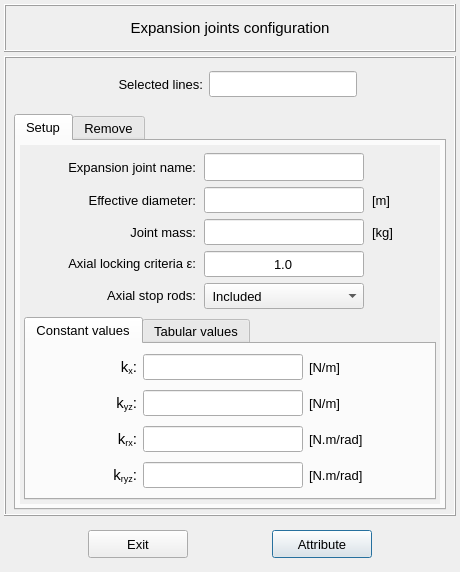
Above: pulse/interface/data/ui_files/model/setup/structural/expansion_joint_input.ui from open-pulse/OpenPulse before the change. Below: the same form after it.
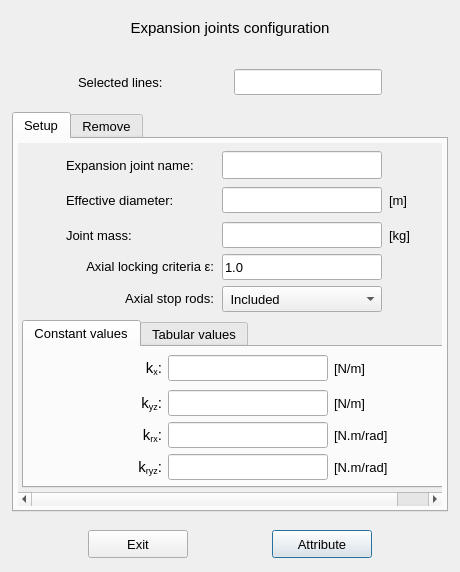
That is the form after the change. The open tabs and pages were chosen to show the change. Icons and pictures are not drawn.

Commit message: Updates expansion joint input ui

What changed in the file:
```diff
--- a/pulse/interface/data/ui_files/model/setup/structural/expansion_joint_input.ui
+++ b/pulse/interface/data/ui_files/model/setup/structural/expansion_joint_input.ui
@@ -56,10 +56,7 @@
       </size>
      </property>
      <property name="frameShape">
-      <enum>QFrame::Shape::Box</enum>
-     </property>
-     <property name="frameShadow">
-      <enum>QFrame::Shadow::Raised</enum>
+      <enum>QFrame::NoFrame</enum>
      </property>
      <property name="lineWidth">
       <number>1</number>
@@ -91,7 +88,7 @@
          <string>Expansion joints configuration</string>
         </property>
         <property name="textFormat">
-         <enum>Qt::TextFormat::AutoText</enum>
+         <enum>Qt::PlainText</enum>
         </property>
         <property name="alignment">
          <set>Qt::AlignmentFlag::AlignCenter</set>
@@ -116,10 +113,7 @@
       </size>
      </property>
      <property name="frameShape">
-      <enum>QFrame::Shape::Box</enum>
-     </property>
-     <property name="frameShadow">
-      <enum>QFrame::Shadow::Raised</enum>
+      <enum>QFrame::NoFrame</enum>
      </property>
      <layout class="QGridLayout" name="gridLayout_5">
       <property name="leftMargin">
@@ -152,10 +146,7 @@
          </size>
         </property>
         <property name="frameShape">
-         <enum>QFrame::Shape::NoFrame</enum>
-        </property>
-        <property name="frameShadow">
-         <enum>QFrame::Shadow::Raised</enum>
+         <enum>QFrame::NoFrame</enum>
         </property>
         <layout class="QGridLayout" name="gridLayout_30" rowstretch="0">
          <property name="leftMargin">
@@ -193,15 +184,13 @@
            <property name="font">
             <font>
              <pointsize>10</pointsize>
+             <weight>50</weight>
              <bold>false</bold>
             </font>
            </property>
            <property name="text">
             <string>Selected lines:</string>
            </property>
-           <property name="alignment">
-            <set>Qt::AlignmentFlag::AlignRight|Qt::AlignmentFlag::AlignTrailing|Qt::AlignmentFlag::AlignVCenter</set>
-           </property>
           </widget>
          </item>
          <item row="0" column="2">
@@ -230,16 +219,10 @@
            <property name="styleSheet">
             <string notr="true"/>
            </property>
-           <property name="alignment">
-            <set>Qt::AlignmentFlag::AlignCenter</set>
-           </property>
           </widget>
          </item>
          <item row="0" column="3">
           <spacer name="horizontalSpacer_7">
-           <property name="orientation">
-            <enum>Qt::Orientation::Horizontal</enum>
-           </property>
            <property name="sizeHint" stdset="0">
             <size>
              <width>40</width>
@@ -250,9 +233,6 @@
          </item>
          <item row="0" column="0">
           <spacer name="horizontalSpacer_8">
-           <property name="orientation">
-            <enum>Qt::Orientation::Horizontal</enum>
-           </property>
            <property name="sizeHint" stdset="0">
             <size>
              <width>40</width>
@@ -273,10 +253,7 @@
          </size>
         </property>
         <property name="frameShape">
-         <enum>QFrame::Shape::NoFrame</enum>
-        </property>
-        <property name="frameShadow">
-         <enum>QFrame::Shadow::Raised</enum>
+         <enum>QFrame::NoFrame</enum>
         </property>
         <layout class="QGridLayout" name="gridLayout_4">
          <property name="leftMargin">
@@ -311,6 +288,7 @@
            <property name="font">
             <font>
              <pointsize>10</pointsize>
+             <weight>50</weight>
              <italic>false</italic>
              <bold>false</bold>
             </font>
@@ -351,7 +329,7 @@
                  <rect>
                   <x>0</x>
                   <y>0</y>
-                  <width>420</width>
+                  <width>422</width>
                   <height>358</height>
                  </rect>
                 </property>
@@ -386,10 +364,7 @@
                     </size>
                    </property>
                    <property name="frameShape">
-                    <enum>QFrame::Shape::NoFrame</enum>
-                   </property>
-                   <property name="frameShadow">
-                    <enum>QFrame::Shadow::Raised</enum>
+                    <enum>QFrame::NoFrame</enum>
                    </property>
                    <layout class="QGridLayout" name="gridLayout_11">
                     <property name="leftMargin">
@@ -430,6 +405,7 @@
                       <property name="font">
                        <font>
                         <pointsize>10</pointsize>
+                        <weight>50</weight>
                         <italic>false</italic>
                         <bold>false</bold>
                        </font>
@@ -440,9 +416,6 @@
                       <property name="text">
                        <string>Effective diameter:</string>
                       </property>
-                      <property name="alignment">
-                       <set>Qt::AlignmentFlag::AlignRight|Qt::AlignmentFlag::AlignTrailing|Qt::AlignmentFlag::AlignVCenter</set>
-                      </property>
                      </widget>
                     </item>
                     <item row="1" column="2">
@@ -471,6 +444,7 @@
                       <property name="font">
                        <font>
                         <pointsize>10</pointsize>
+                        <weight>50</weight>
                         <italic>false</italic>
                         <bold>false</bold>
                        </font>
@@ -484,9 +458,6 @@
                       <property name="text">
                        <string/>
                       </property>
-                      <property name="alignment">
-                       <set>Qt::AlignmentFlag::AlignCenter</set>
-                      </property>
                      </widget>
                     </item>
                     <item row="1" column="3">
@@ -509,6 +480,7 @@
                       <property name="font">
                        <font>
                         <pointsize>10</pointsize>
+                        <weight>50</weight>
                         <italic>false</italic>
                         <bold>false</bold>
                        </font>
@@ -519,9 +491,6 @@
                       <property name="text">
                        <string>[m]</string>
                       </property>
-                      <property name="alignment">
-                       <set>Qt::AlignmentFlag::AlignLeading|Qt::AlignmentFlag::AlignLeft|Qt::AlignmentFlag::AlignVCenter</set>
-                      </property>
                      </widget>
                     </item>
                     <item row="2" column="2">
@@ -550,6 +519,7 @@
                       <property name="font">
                        <font>
                         <pointsize>10</pointsize>
+                        <weight>50</weight>
                         <italic>false</italic>
                         <bold>false</bold>
                        </font>
@@ -563,9 +533,6 @@
                       <property name="text">
                        <string/>
                       </property>
-                      <property name="alignment">
-                       <set>Qt::AlignmentFlag::AlignCenter</set>
-                      </property>
                      </widget>
                     </item>
                     <item row="4" column="2">
@@ -585,6 +552,7 @@
                       <property name="font">
                        <font>
                         <pointsize>10</pointsize>
+                        <weight>50</weight>
                         <italic>false</italic>
                         <bold>false</bold>
                        </font>
@@ -624,6 +592,7 @@
                       <property name="font">
                        <font>
                         <pointsize>10</pointsize>
+                        <weight>50</weight>
                         <italic>false</italic>
                         <bold>false</bold>
                        </font>
@@ -634,9 +603,6 @@
                       <property name="text">
                        <string>Expansion joint name:</string>
                       </property>
-                      <property name="alignment">
-                       <set>Qt::AlignmentFlag::AlignRight|Qt::AlignmentFlag::AlignTrailing|Qt::AlignmentFlag::AlignVCenter</set>
-                      </property>
                      </widget>
                     </item>
                     <item row="0" column="2">
@@ -665,6 +631,7 @@
                       <property name="font">
                        <font>
                         <pointsize>10</pointsize>
+                        <weight>50</weight>
                         <italic>false</italic>
                         <bold>false</bold>
                        </font>
@@ -675,16 +642,10 @@
                       <property name="styleSheet">
                        <string notr="true"/>
                       </property>
-                      <property name="alignment">
-                       <set>Qt::AlignmentFlag::AlignCenter</set>
-                      </property>
                      </widget>
                     </item>
                     <item row="1" column="4">
                      <spacer name="horizontalSpacer_6">
-                      <property name="orientation">
-                       <enum>Qt::Orientation::Horizontal</enum>
-                      </property>
                       <property name="sizeHint" stdset="0">
                        <size>
                         <width>40</width>
@@ -695,9 +656,6 @@
                     </item>
                     <item row="1" column="0">
                      <spacer name="horizontalSpacer_5">
-                      <property name="orientation">
-                       <enum>Qt::Orientation::Horizontal</enum>
-                      </property>
                       <property name="sizeHint" stdset="0">
                        <size>
                         <width>40</width>
@@ -732,6 +690,7 @@
                       <property name="font">
                        <font>
                         <pointsize>10</pointsize>
+                        <weight>50</weight>
                         <italic>false</italic>
                         <bold>false</bold>
                        </font>
@@ -745,9 +704,6 @@
                       <property name="text">
                        <string>1.0</string>
                       </property>
-                      <property name="alignment">
-                       <set>Qt::AlignmentFlag::AlignCenter</set>
-                      </property>
                      </widget>
                     </item>
                     <item row="3" column="1">
@@ -770,6 +726,7 @@
                       <property name="font">
                        <font>
                         <pointsize>10</pointsize>
+                        <weight>50</weight>
                         <italic>false</italic>
                         <bold>false</bold>
                        </font>
@@ -780,9 +737,6 @@
                       <property name="text">
                        <string>&lt;html&gt;&lt;head/&gt;&lt;body&gt;&lt;p align=&quot;right&quot;&gt;&lt;span style=&quot; font-weight:400; font-style:normal;&quot;&gt;Axial locking criteria ε:&lt;/span&gt;&lt;/p&gt;&lt;/body&gt;&lt;/html&gt;</string>
                       </property>
-                      <property name="alignment">
-                       <set>Qt::AlignmentFlag::AlignCenter</set>
-                      </property>
                      </widget>
                     </item>
                     <item row="2" column="1">
@@ -805,6 +759,7 @@
                       <property name="font">
                        <font>
                         <pointsize>10</pointsize>
+                        <weight>50</weight>
                         <italic>false</italic>
                         <bold>false</bold>
                        </font>
@@ -815,9 +770,6 @@
                       <property name="text">
                        <string>Joint mass:</string>
                       </property>
-                      <property name="alignment">
-                       <set>Qt::AlignmentFlag::AlignRight|Qt::AlignmentFlag::AlignTrailing|Qt::AlignmentFlag::AlignVCenter</set>
-                      </property>
                      </widget>
                     </item>
                     <item row="4" column="1">
@@ -840,6 +792,7 @@
                       <property name="font">
                        <font>
                         <pointsize>10</pointsize>
+                        <weight>50</weight>
                         <italic>false</italic>
                         <bold>false</bold>
                        </font>
@@ -850,9 +803,6 @@
                       <property name="text">
                        <string>&lt;html&gt;&lt;head/&gt;&lt;body&gt;&lt;p align=&quot;right&quot;&gt;Axial stop rods:&lt;/p&gt;&lt;/body&gt;&lt;/html&gt;</string>
                       </property>
-                      <property name="alignment">
-                       <set>Qt::AlignmentFlag::AlignCenter</set>
-                      </property>
                      </widget>
                     </item>
                     <item row="2" column="3">
@@ -875,6 +825,7 @@
                       <property name="font">
                        <font>
                         <pointsize>10</pointsize>
+                        <weight>50</weight>
                         <italic>false</italic>
                         <bold>false</bold>
                        </font>
@@ -885,9 +836,6 @@
                       <property name="text">
                        <string>[kg]</string>
                       </property>
-                      <property name="alignment">
-                       <set>Qt::AlignmentFlag::AlignLeading|Qt::AlignmentFlag::AlignLeft|Qt::AlignmentFlag::AlignVCenter</set>
-                      </property>
                      </widget>
                     </item>
                    </layout>
@@ -916,6 +864,7 @@
                    <property name="font">
                     <font>
                      <pointsize>10</pointsize>
+                     <weight>50</weight>
                      <italic>false</italic>
                      <bold>false</bold>
                     </font>
@@ -957,6 +906,7 @@
                        <property name="font">
                         <font>
                          <pointsize>10</pointsize>
+                         <weight>50</weight>
                          <italic>false</italic>
                          <bold>false</bold>
                         </font>
@@ -964,16 +914,10 @@
                        <property name="text">
                         <string>[N/m]</string>
                        </property>
-                       <property name="alignment">
-                        <set>Qt::AlignmentFlag::AlignLeading|Qt::AlignmentFlag::AlignLeft|Qt::AlignmentFlag::AlignVCenter</set>
-                       </property>
                       </widget>
                      </item>
                      <item row="0" column="0">
                       <spacer name="horizontalSpacer">
-                       <property name="orientation">
-                        <enum>Qt::Orientation::Horizontal</enum>
-                       </property>
                        <property name="sizeHint" stdset="0">
                         <size>
                          <width>40</width>
@@ -1002,6 +946,7 @@
                        <property name="font">
                         <font>
                          <pointsize>11</pointsize>
+                         <weight>50</weight>
                          <italic>false</italic>
                          <bold>false</bold>
                         </font>
@@ -1012,9 +957,6 @@
                        <property name="text">
                         <string>&lt;html&gt;&lt;head/&gt;&lt;body&gt;&lt;p align=&quot;right&quot;&gt;&lt;span style=&quot; font-weight:400; font-style:normal;&quot;&gt;k&lt;/span&gt;&lt;span style=&quot; font-weight:400; font-style:normal; vertical-align:sub;&quot;&gt;rx&lt;/span&gt;&lt;span style=&quot; font-weight:400; font-style:normal;&quot;&gt;:&lt;/span&gt;&lt;/p&gt;&lt;/body&gt;&lt;/html&gt;</string>
                        </property>
-                       <property name="alignment">
-                        <set>Qt::AlignmentFlag::AlignCenter</set>
-                       </property>
                       </widget>
                      </item>
                      <item row="3" column="1">
@@ -1037,6 +979,7 @@
                        <property name="font">
                         <font>
                          <pointsize>11</pointsize>
+                         <weight>50</weight>
                          <italic>false</italic>
                          <bold>false</bold>
                         </font>
@@ -1047,9 +990,6 @@
                        <property name="text">
                         <string>&lt;html&gt;&lt;head/&gt;&lt;body&gt;&lt;p align=&quot;right&quot;&gt;&lt;span style=&quot; font-weight:400; font-style:normal;&quot;&gt;k&lt;/span&gt;&lt;span style=&quot; font-weight:400; font-style:normal; vertical-align:sub;&quot;&gt;ryz&lt;/span&gt;&lt;span style=&quot; font-weight:400; font-style:normal;&quot;&gt;:&lt;/span&gt;&lt;/p&gt;&lt;/body&gt;&lt;/html&gt;</string>
                        </property>
-                       <property name="alignment">
-                        <set>Qt::AlignmentFlag::AlignCenter</set>
-                       </property>
                       </widget>
                      </item>
                      <item row="1" column="3">
@@ -1069,6 +1009,7 @@
                        <property name="font">
                         <font>
                          <pointsize>10</pointsize>
+                         <weight>50</weight>
                          <italic>false</italic>
                          <bold>false</bold>
                         </font>
@@ -1076,9 +1017,6 @@
                        <property name="text">
                         <string>[N/m]</string>
                        </property>
-                       <property name="alignment">
-                        <set>Qt::AlignmentFlag::AlignLeading|Qt::AlignmentFlag::AlignLeft|Qt::AlignmentFlag::AlignVCenter</set>
-                       </property>
                       </widget>
                      </item>
                      <item row="3" column="2">
@@ -1101,6 +1039,7 @@
                        <property name="font">
                         <font>
                          <pointsize>10</pointsize>
+                         <weight>50</weight>
                          <italic>false</italic>
                          <bold>false</bold>
                         </font>
@@ -1111,9 +1050,6 @@
                        <property name="text">
                         <string/>
                        </property>
-                       <property name="alignment">
-                        <set>Qt::AlignmentFlag::AlignCenter</set>
-                       </property>
                       </widget>
                      </item>
                      <item row="0" column="2">
@@ -1136,6 +1072,7 @@
                        <property name="font">
                         <font>
                          <pointsize>10</pointsize>
+                         <weight>50</weight>
                          <italic>false</italic>
                          <bold>false</bold>
                         </font>
@@ -1146,9 +1083,6 @@
                        <property name="text">
                         <string/>
                        </property>
-                       <property name="alignment">
-                        <set>Qt::AlignmentFlag::AlignCenter</set>
-                       </property>
                       </widget>
                      </item>
                      <item row="2" column="3">
@@ -1168,6 +1102,7 @@
                        <property name="font">
                         <font>
                          <pointsize>10</pointsize>
+                         <weight>50</weight>
                          <italic>false</italic>
                          <bold>false</bold>
                         </font>
@@ -1175,9 +1110,6 @@
                        <property name="text">
                         <string>[N.m/rad]</string>
                        </property>
-                       <property name="alignment">
-                        <set>Qt::AlignmentFlag::AlignLeading|Qt::AlignmentFlag::AlignLeft|Qt::AlignmentFlag::AlignVCenter</set>
-                       </property>
                       </widget>
                      </item>
                      <item row="2" column="2">
@@ -1200,6 +1132,7 @@
                        <property name="font">
                         <font>
                          <pointsize>10</pointsize>
+                         <weight>50</weight>
                          <italic>false</italic>
                          <bold>false</bold>
                         </font>
@@ -1210,16 +1143,10 @@
                        <property name="text">
                         <string/>
                        </property>
-                       <property name="alignment">
-                        <set>Qt::AlignmentFlag::AlignCenter</set>
-                       </property>
                       </widget>
                      </item>
                      <item row="0" column="4">
                       <spacer name="horizontalSpacer_2">
-                       <property name="orientation">
-                        <enum>Qt::Orientation::Horizontal</enum>
-                       </property>
                        <property name="sizeHint" stdset="0">
                         <size>
                          <width>40</width>
@@ -1248,6 +1175,7 @@
                        <property name="font">
                         <font>
                          <pointsize>10</pointsize>
+                         <weight>50</weight>
                          <italic>false</italic>
                          <bold>false</bold>
                         </font>
@@ -1258,9 +1186,6 @@
                        <property name="text">
                         <string/>
                        </property>
-                       <property name="alignment">
-                        <set>Qt::AlignmentFlag::AlignCenter</set>
-                       </property>
                       </widget>
                      </item>
                      <item row="3" column="3">
@@ -1280,6 +1205,7 @@
                        <property name="font">
                         <font>
                          <pointsize>10</pointsize>
+                         <weight>50</weight>
                          <italic>false</italic>
                          <bold>false</bold>
                         </font>
@@ -1287,9 +1213,6 @@
                        <property name="text">
                         <string>[N.m/rad]</string>
                        </property>
-                       <property name="alignment">
-                        <set>Qt::AlignmentFlag::AlignLeading|Qt::AlignmentFlag::AlignLeft|Qt::AlignmentFlag::AlignVCenter</set>
-                       </property>
                       </widget>
                      </item>
                      <item row="0" column="1">
@@ -1312,6 +1235,7 @@
                        <property name="font">
                         <font>
                          <pointsize>11</pointsize>
+                         <weight>50</weight>
                          <italic>false</italic>
                          <bold>false</bold>
                         </font>
@@ -1322,9 +1246,6 @@
                        <property name="text">
                         <string>&lt;html&gt;&lt;head/&gt;&lt;body&gt;&lt;p align=&quot;right&quot;&gt;&lt;span style=&quot; font-weight:400; font-style:normal;&quot;&gt;k&lt;/span&gt;&lt;span style=&quot; font-weight:400; font-style:normal; vertical-align:sub;&quot;&gt;x&lt;/span&gt;&lt;span style=&quot; font-weight:400; font-style:normal;&quot;&gt;:&lt;/span&gt;&lt;/p&gt;&lt;/body&gt;&lt;/html&gt;</string>
                        </property>
-                       <property name="alignment">
-                        <set>Qt::AlignmentFlag::AlignCenter</set>
-                       </property>
                       </widget>
                      </item>
                      <item row="1" column="1">
@@ -1347,6 +1268,7 @@
                        <property name="font">
                         <font>
                          <pointsize>11</pointsize>
+                         <weight>50</weight>
                          <italic>false</italic>
                          <bold>false</bold>
                         </font>
@@ -1357,9 +1279,6 @@
                        <property name="text">
                         <string>&lt;html&gt;&lt;head/&gt;&lt;body&gt;&lt;p align=&quot;right&quot;&gt;&lt;span style=&quot; font-weight:400; font-style:normal;&quot;&gt;k&lt;/span&gt;&lt;span style=&quot; font-weight:400; font-style:normal; vertical-align:sub;&quot;&gt;yz&lt;/span&gt;&lt;span style=&quot; font-weight:400; font-style:normal;&quot;&gt;:&lt;/span&gt;&lt;/p&gt;&lt;/body&gt;&lt;/html&gt;</string>
                        </property>
-                       <property name="alignment">
-                        <set>Qt::AlignmentFlag::AlignCenter</set>
-                       </property>
                       </widget>
                      </item>
                     </layout>
```
Left out of the diff: 79 changed lines with no effect on the pictures. The commit also changes 1 other file.
